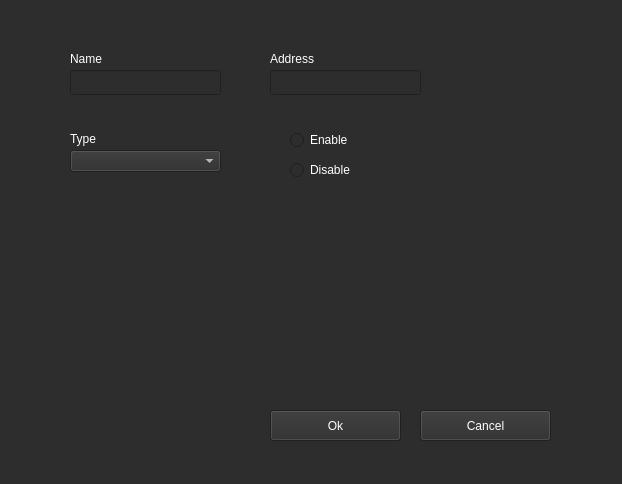
Old version of the form UI/DNSConfig.ui in the repository monico18/LTI-SDN-Controller.
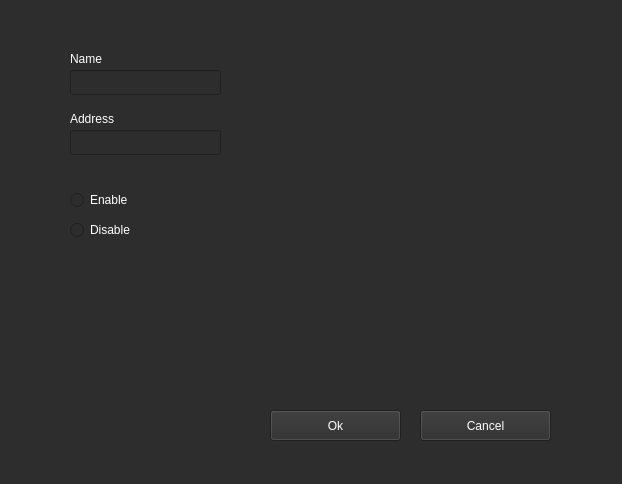
New version of the form.

Commit message: Minor Tweaks, falta Mudar DNS e ativar ou desativar uma checkBox

The edit to the form file:
```diff
--- a/UI/DNSConfig.ui
+++ b/UI/DNSConfig.ui
@@ -526,8 +526,8 @@
   <widget class="QRadioButton" name="radio_enable">
    <property name="geometry">
     <rect>
-     <x>290</x>
-     <y>130</y>
+     <x>70</x>
+     <y>190</y>
      <width>95</width>
      <height>20</height>
     </rect>
@@ -657,8 +657,8 @@
   <widget class="QRadioButton" name="radio_disable">
    <property name="geometry">
     <rect>
-     <x>290</x>
-     <y>160</y>
+     <x>70</x>
+     <y>220</y>
      <width>95</width>
      <height>20</height>
     </rect>
@@ -785,381 +785,14 @@
     <string>Disable</string>
    </property>
   </widget>
-  <widget class="QComboBox" name="combo_type">
-   <property name="geometry">
-    <rect>
-     <x>70</x>
-     <y>150</y>
-     <width>151</width>
-     <height>22</height>
-    </rect>
-   </property>
-   <property name="palette">
-    <palette>
-     <active>
-      <colorrole role="WindowText">
-       <brush brushstyle="SolidPattern">
-        <color alpha="255">
-         <red>255</red>
-         <green>255</green>
-         <blue>255</blue>
-        </color>
-       </brush>
-      </colorrole>
-      <colorrole role="Button">
-       <brush brushstyle="SolidPattern">
-        <color alpha="255">
-         <red>45</red>
-         <green>45</green>
-         <blue>45</blue>
-        </color>
-       </brush>
-      </colorrole>
-      <colorrole role="Text">
-       <brush brushstyle="SolidPattern">
-        <color alpha="255">
-         <red>255</red>
-         <green>255</green>
-         <blue>255</blue>
-        </color>
-       </brush>
-      </colorrole>
-      <colorrole role="ButtonText">
-       <brush brushstyle="SolidPattern">
-        <color alpha="255">
-         <red>255</red>
-         <green>255</green>
-         <blue>255</blue>
-        </color>
-       </brush>
-      </colorrole>
-      <colorrole role="Base">
-       <brush brushstyle="SolidPattern">
-        <color alpha="255">
-         <red>45</red>
-         <green>45</green>
-         <blue>45</blue>
-        </color>
-       </brush>
-      </colorrole>
-      <colorrole role="Window">
-       <brush brushstyle="SolidPattern">
-        <color alpha="255">
-         <red>45</red>
-         <green>45</green>
-         <blue>45</blue>
-        </color>
-       </brush>
-      </colorrole>
-     </active>
-     <inactive>
-      <colorrole role="WindowText">
-       <brush brushstyle="SolidPattern">
-        <color alpha="255">
-         <red>255</red>
-         <green>255</green>
-         <blue>255</blue>
-        </color>
-       </brush>
-      </colorrole>
-      <colorrole role="Button">
-       <brush brushstyle="SolidPattern">
-        <color alpha="255">
-         <red>45</red>
-         <green>45</green>
-         <blue>45</blue>
-        </color>
-       </brush>
-      </colorrole>
-      <colorrole role="Text">
-       <brush brushstyle="SolidPattern">
-        <color alpha="255">
-         <red>255</red>
-         <green>255</green>
-         <blue>255</blue>
-        </color>
-       </brush>
-      </colorrole>
-      <colorrole role="ButtonText">
-       <brush brushstyle="SolidPattern">
-        <color alpha="255">
-         <red>255</red>
-         <green>255</green>
-         <blue>255</blue>
-        </color>
-       </brush>
-      </colorrole>
-      <colorrole role="Base">
-       <brush brushstyle="SolidPattern">
-        <color alpha="255">
-         <red>45</red>
-         <green>45</green>
-         <blue>45</blue>
-        </color>
-       </brush>
-      </colorrole>
-      <colorrole role="Window">
-       <brush brushstyle="SolidPattern">
-        <color alpha="255">
-         <red>45</red>
-         <green>45</green>
-         <blue>45</blue>
-        </color>
-       </brush>
-      </colorrole>
-     </inactive>
-     <disabled>
-      <colorrole role="WindowText">
-       <brush brushstyle="SolidPattern">
-        <color alpha="255">
-         <red>120</red>
-         <green>120</green>
-         <blue>120</blue>
-        </color>
-       </brush>
-      </colorrole>
-      <colorrole role="Button">
-       <brush brushstyle="SolidPattern">
-        <color alpha="255">
-         <red>45</red>
-         <green>45</green>
-         <blue>45</blue>
-        </color>
-       </brush>
-      </colorrole>
-      <colorrole role="Text">
-       <brush brushstyle="SolidPattern">
-        <color alpha="255">
-         <red>120</red>
-         <green>120</green>
-         <blue>120</blue>
-        </color>
-       </brush>
-      </colorrole>
-      <colorrole role="ButtonText">
-       <brush brushstyle="SolidPattern">
-        <color alpha="255">
-         <red>120</red>
-         <green>120</green>
-         <blue>120</blue>
-        </color>
-       </brush>
-      </colorrole>
-      <colorrole role="Base">
-       <brush brushstyle="SolidPattern">
-        <color alpha="255">
-         <red>45</red>
-         <green>45</green>
-         <blue>45</blue>
-        </color>
-       </brush>
-      </colorrole>
-      <colorrole role="Window">
-       <brush brushstyle="SolidPattern">
-        <color alpha="255">
-         <red>45</red>
-         <green>45</green>
-         <blue>45</blue>
-        </color>
-       </brush>
-      </colorrole>
-     </disabled>
-    </palette>
-   </property>
-  </widget>
-  <widget class="QLabel" name="label_3">
-   <property name="geometry">
-    <rect>
-     <x>70</x>
-     <y>130</y>
-     <width>61</width>
-     <height>17</height>
-    </rect>
-   </property>
-   <property name="palette">
-    <palette>
-     <active>
-      <colorrole role="WindowText">
-       <brush brushstyle="SolidPattern">
-        <color alpha="255">
-         <red>255</red>
-         <green>255</green>
-         <blue>255</blue>
-        </color>
-       </brush>
-      </colorrole>
-      <colorrole role="Button">
-       <brush brushstyle="SolidPattern">
-        <color alpha="255">
-         <red>45</red>
-         <green>45</green>
-         <blue>45</blue>
-        </color>
-       </brush>
-      </colorrole>
-      <colorrole role="Text">
-       <brush brushstyle="SolidPattern">
-        <color alpha="255">
-         <red>255</red>
-         <green>255</green>
-         <blue>255</blue>
-        </color>
-       </brush>
-      </colorrole>
-      <colorrole role="ButtonText">
-       <brush brushstyle="SolidPattern">
-        <color alpha="255">
-         <red>255</red>
-         <green>255</green>
-         <blue>255</blue>
-        </color>
-       </brush>
-      </colorrole>
-      <colorrole role="Base">
-       <brush brushstyle="SolidPattern">
-        <color alpha="255">
-         <red>45</red>
-         <green>45</green>
-         <blue>45</blue>
-        </color>
-       </brush>
-      </colorrole>
-      <colorrole role="Window">
-       <brush brushstyle="SolidPattern">
-        <color alpha="255">
-         <red>45</red>
-         <green>45</green>
-         <blue>45</blue>
-        </color>
-       </brush>
-      </colorrole>
-     </active>
-     <inactive>
-      <colorrole role="WindowText">
-       <brush brushstyle="SolidPattern">
-        <color alpha="255">
-         <red>255</red>
-         <green>255</green>
-         <blue>255</blue>
-        </color>
-       </brush>
-      </colorrole>
-      <colorrole role="Button">
-       <brush brushstyle="SolidPattern">
-        <color alpha="255">
-         <red>45</red>
-         <green>45</green>
-         <blue>45</blue>
-        </color>
-       </brush>
-      </colorrole>
-      <colorrole role="Text">
-       <brush brushstyle="SolidPattern">
-        <color alpha="255">
-         <red>255</red>
-         <green>255</green>
-         <blue>255</blue>
-        </color>
-       </brush>
-      </colorrole>
-      <colorrole role="ButtonText">
-       <brush brushstyle="SolidPattern">
-        <color alpha="255">
-         <red>255</red>
-         <green>255</green>
-         <blue>255</blue>
-        </color>
-       </brush>
-      </colorrole>
-      <colorrole role="Base">
-       <brush brushstyle="SolidPattern">
-        <color alpha="255">
-         <red>45</red>
-         <green>45</green>
-         <blue>45</blue>
-        </color>
-       </brush>
-      </colorrole>
-      <colorrole role="Window">
-       <brush brushstyle="SolidPattern">
-        <color alpha="255">
-         <red>45</red>
-         <green>45</green>
-         <blue>45</blue>
-        </color>
-       </brush>
-      </colorrole>
-     </inactive>
-     <disabled>
-      <colorrole role="WindowText">
-       <brush brushstyle="SolidPattern">
-        <color alpha="255">
-         <red>120</red>
-         <green>120</green>
-         <blue>120</blue>
-        </color>
-       </brush>
-      </colorrole>
-      <colorrole role="Button">
-       <brush brushstyle="SolidPattern">
-        <color alpha="255">
-         <red>45</red>
-         <green>45</green>
-         <blue>45</blue>
-        </color>
-       </brush>
-      </colorrole>
-      <colorrole role="Text">
-       <brush brushstyle="SolidPattern">
-        <color alpha="255">
-         <red>120</red>
-         <green>120</green>
-         <blue>120</blue>
-        </color>
-       </brush>
-      </colorrole>
-      <colorrole role="ButtonText">
-       <brush brushstyle="SolidPattern">
-        <color alpha="255">
-         <red>120</red>
-         <green>120</green>
-         <blue>120</blue>
-        </color>
-       </brush>
-      </colorrole>
-      <colorrole role="Base">
-       <brush brushstyle="SolidPattern">
-        <color alpha="255">
-         <red>45</red>
-         <green>45</green>
-         <blue>45</blue>
-        </color>
-       </brush>
-      </colorrole>
-      <colorrole role="Window">
-       <brush brushstyle="SolidPattern">
-        <color alpha="255">
-         <red>45</red>
-         <green>45</green>
-         <blue>45</blue>
-        </color>
-       </brush>
-      </colorrole>
-     </disabled>
-    </palette>
-   </property>
-   <property name="text">
-    <string>Type</string>
-   </property>
-  </widget>
   <widget class="QLineEdit" name="line_address">
    <property name="enabled">
     <bool>true</bool>
    </property>
    <property name="geometry">
     <rect>
-     <x>270</x>
-     <y>70</y>
+     <x>70</x>
+     <y>130</y>
      <width>151</width>
      <height>25</height>
     </rect>
@@ -1349,8 +982,8 @@
   <widget class="QLabel" name="label_4">
    <property name="geometry">
     <rect>
-     <x>270</x>
-     <y>50</y>
+     <x>70</x>
+     <y>110</y>
      <width>61</width>
      <height>17</height>
     </rect>
```
The commit also changes 5 other files.
